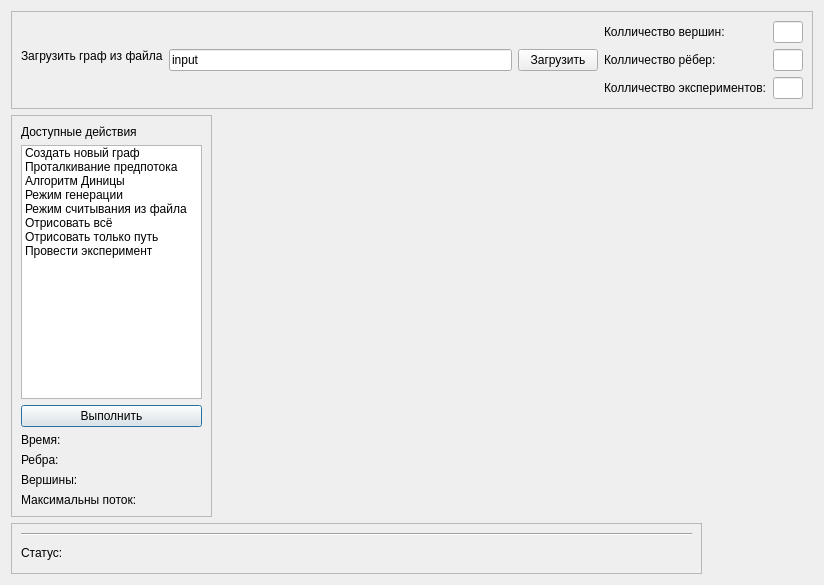
First picture: the form in ui/design.ui, repository Tevronis/graph_maxflow, before the edit.
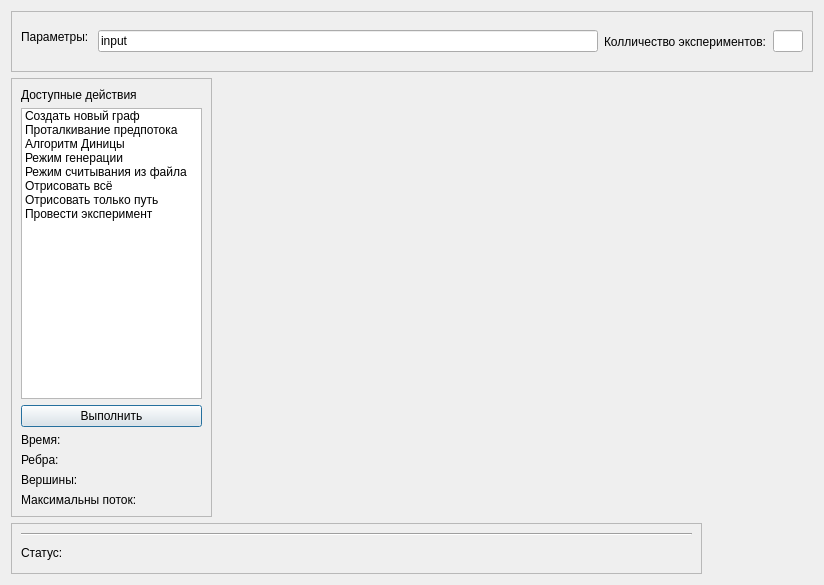
Second picture: the form after the edit.

```diff
--- a/ui/design.ui
+++ b/ui/design.ui
@@ -201,40 +201,19 @@
        </widget>
       </item>
       <item row="0" column="3" rowspan="2">
-       <layout class="QVBoxLayout" name="verticalLayout_4">
+       <layout class="QVBoxLayout" name="verticalLayout_5">
         <item>
-         <widget class="QLabel" name="label_4">
-          <property name="text">
-           <string>Колличество вершин:</string>
-          </property>
-         </widget>
-        </item>
-        <item>
-         <widget class="QLabel" name="label_5">
-          <property name="text">
-           <string>Колличество рёбер:</string>
-          </property>
-         </widget>
-        </item>
-        <item>
-         <widget class="QLabel" name="label_6">
-          <property name="text">
-           <string>Колличество экспериментов:</string>
+         <widget class="QLineEdit" name="editExperimentCount">
+          <property name="maximumSize">
+           <size>
+            <width>30</width>
+            <height>16777215</height>
+           </size>
           </property>
          </widget>
         </item>
        </layout>
       </item>
-      <item row="0" column="0">
-       <widget class="QLabel" name="label_load_from_file">
-        <property name="text">
-         <string>Загрузить граф из файла</string>
-        </property>
-        <property name="buddy">
-         <cstring>listWidget</cstring>
-        </property>
-       </widget>
-      </item>
       <item row="0" column="1" rowspan="2">
        <widget class="QLineEdit" name="lineEdit">
         <property name="minimumSize">
@@ -249,46 +228,39 @@
        </widget>
       </item>
       <item row="0" column="2" rowspan="2">
-       <widget class="QPushButton" name="loadBtn">
-        <property name="text">
-         <string>Загрузить</string>
-        </property>
-       </widget>
-      </item>
-      <item row="0" column="4" rowspan="2">
-       <layout class="QVBoxLayout" name="verticalLayout_5">
+       <layout class="QVBoxLayout" name="verticalLayout_4">
         <item>
-         <widget class="QLineEdit" name="editVertex">
-          <property name="maximumSize">
-           <size>
-            <width>30</width>
-            <height>16777215</height>
-           </size>
-          </property>
-         </widget>
-        </item>
-        <item>
-         <widget class="QLineEdit" name="editEdges">
-          <property name="maximumSize">
-           <size>
-            <width>30</width>
-            <height>30</height>
-           </size>
-          </property>
-         </widget>
-        </item>
-        <item>
-         <widget class="QLineEdit" name="editExperimentCount">
-          <property name="maximumSize">
-           <size>
-            <width>30</width>
-            <height>16777215</height>
-           </size>
+         <widget class="QLabel" name="label_6">
+          <property name="text">
+           <string>Колличество экспериментов:</string>
           </property>
          </widget>
         </item>
        </layout>
       </item>
+      <item row="0" column="0">
+       <widget class="QLabel" name="label_load_from_file">
+        <property name="text">
+         <string>Параметры: </string>
+        </property>
+        <property name="buddy">
+         <cstring>listWidget</cstring>
+        </property>
+       </widget>
+      </item>
+      <item row="1" column="0">
+       <widget class="Line" name="line">
+        <property name="sizePolicy">
+         <sizepolicy hsizetype="Maximum" vsizetype="Fixed">
+          <horstretch>0</horstretch>
+          <verstretch>0</verstretch>
+         </sizepolicy>
+        </property>
+        <property name="orientation">
+         <enum>Qt::Horizontal</enum>
+        </property>
+       </widget>
+      </item>
      </layout>
     </widget>
    </item>
```
Left out of the diff: 13 changed lines with no effect on the pictures.
